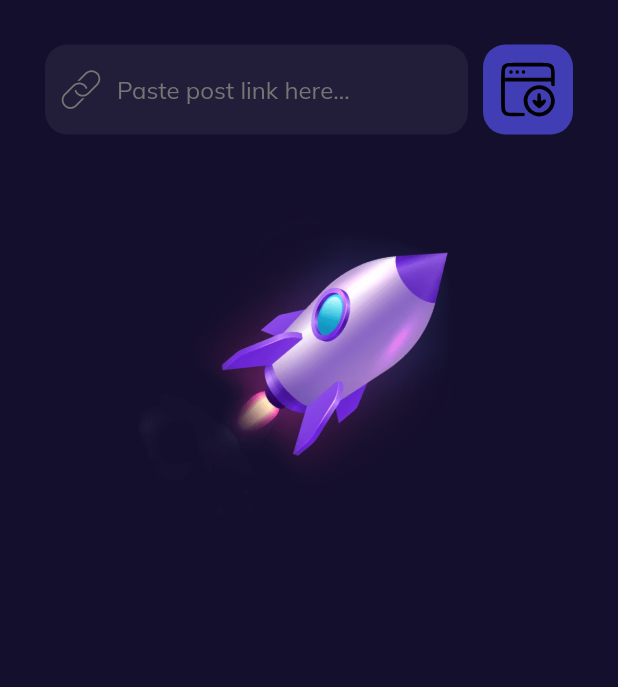
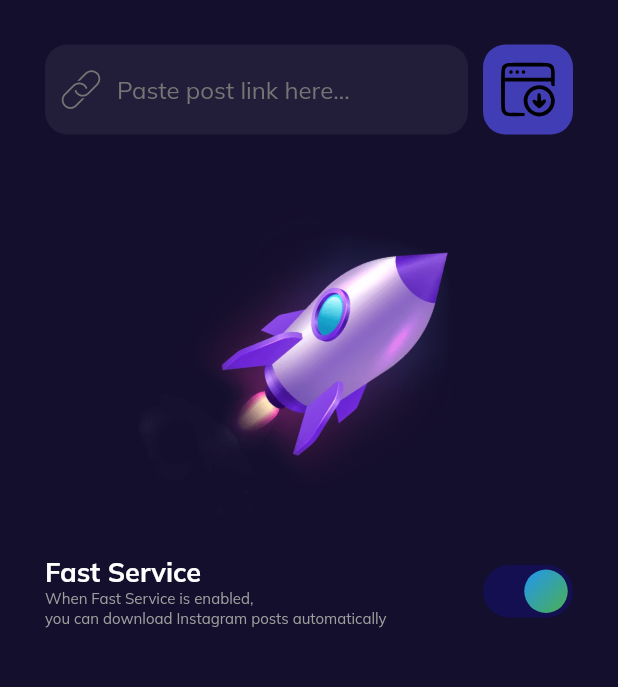
Before and after one commit to AliSamavi/InstaDownloader, a Flutter app: the screen it shows after launch, on a phone screen of 412 x 824 dp, the part 191-878 px from its top. Run offline on Flutter 3.47's test engine with Material 2 defaults, Android fonts, the phone set to English and light mode, and no system bars; our stand-ins replace flutter_bloc, flutter_svg, google_fonts.

Commit message:
feat: Added CustomSwitch widget with Bloc functionality
- Created CustomSwitch widget to handle switching functionality with Bloc pattern
- Implemented GestureDetector to trigger Bloc event on horizontal drag start
- Used BlocBuilder to update the UI based on the Bloc state

```diff
--- /dev/null
+++ b/lib/bloc/switch_bloc.dart
@@ -0,0 +1,18 @@
+import 'package:flutter_bloc/flutter_bloc.dart';
+
+abstract class SwitchEvent {}
+
+class Switched extends SwitchEvent {}
+
+class SwitchBloc extends Bloc<SwitchEvent, bool> {
+  SwitchBloc() : super(true) {
+    on<Switched>((event, emit) {
+      if (!state) {
+        print(!state);
+      } else {
+        print(!state);
+      }
+      emit(!state);
+    });
+  }
+}
--- a/lib/main.dart
+++ b/lib/main.dart
@@ -1,9 +1,20 @@
+import 'package:InstaDownloader/bloc/switch_bloc.dart';
 import 'package:InstaDownloader/views/screens/home.dart';
 import 'package:flutter/material.dart';
+import 'package:flutter_bloc/flutter_bloc.dart';
 import 'package:google_fonts/google_fonts.dart';
 
 void main() {
-  runApp(const MainApp());
+  runApp(
+    MultiBlocProvider(
+      providers: [
+        BlocProvider(
+          create: (context) => SwitchBloc(),
+        ),
+      ],
+      child: const MainApp(),
+    ),
+  );
 }
 
 class MainApp extends StatelessWidget {
--- a/lib/views/screens/home.dart
+++ b/lib/views/screens/home.dart
@@ -1,3 +1,4 @@
+import 'package:InstaDownloader/views/widgets/switch.dart';
 import 'package:flutter/material.dart';
 import 'package:flutter_svg/flutter_svg.dart';
 
@@ -78,6 +79,32 @@ class HomeScreen extends StatelessWidget {
               ),
             ),
           ),
+          const Row(
+            mainAxisAlignment: MainAxisAlignment.spaceBetween,
+            children: [
+              Column(
+                crossAxisAlignment: CrossAxisAlignment.start,
+                children: [
+                  Text(
+                    "Fast Service",
+                    style: TextStyle(
+                      fontSize: 18,
+                      color: Colors.white,
+                      fontWeight: FontWeight.bold,
+                    ),
+                  ),
+                  Text(
+                    "When Fast Service is enabled,\nyou can download Instagram posts automatically",
+                    style: TextStyle(
+                      fontSize: 10,
+                      color: Colors.grey,
+                    ),
+                  ),
+                ],
+              ),
+              CustomSwitch(),
+            ],
+          ),
         ],
       ),
     );
--- /dev/null
+++ b/lib/views/widgets/switch.dart
@@ -0,0 +1,48 @@
+import 'package:InstaDownloader/bloc/switch_bloc.dart';
+import 'package:flutter/material.dart';
+import 'package:flutter_bloc/flutter_bloc.dart';
+
+class CustomSwitch extends StatelessWidget {
+  const CustomSwitch({super.key});
+
+  @override
+  Widget build(BuildContext context) {
+    return GestureDetector(
+      onHorizontalDragStart: (details) {
+        context.read<SwitchBloc>().add(Switched());
+      },
+      child: Container(
+        width: 60,
+        height: 35,
+        decoration: BoxDecoration(
+          borderRadius: BorderRadius.circular(20),
+          color: const Color(0xFF140F2D).withBlue(80),
+        ),
+        child: BlocBuilder<SwitchBloc, bool>(
+          builder: (context, state) {
+            return Row(
+              mainAxisAlignment:
+                  state ? MainAxisAlignment.end : MainAxisAlignment.start,
+              children: [
+                Container(
+                  width: 30,
+                  height: 30,
+                  margin: const EdgeInsets.all(3),
+                  decoration: const BoxDecoration(
+                    shape: BoxShape.circle,
+                    gradient: LinearGradient(
+                      begin: Alignment.topLeft,
+                      end: Alignment.bottomRight,
+                      colors: [Colors.blue, Colors.green],
+                      stops: [0.0, 1.0],
+                    ),
+                  ),
+                ),
+              ],
+            );
+          },
+        ),
+      ),
+    );
+  }
+}
--- a/pubspec.yaml
+++ b/pubspec.yaml
@@ -11,6 +11,7 @@ dependencies:
     sdk: flutter
   google_fonts: ^6.1.0
   flutter_svg: ^2.0.8
+  flutter_bloc: ^8.1.3
 
 dev_dependencies:
   flutter_test:
```
Also changed, not shown: pubspec.lock.
